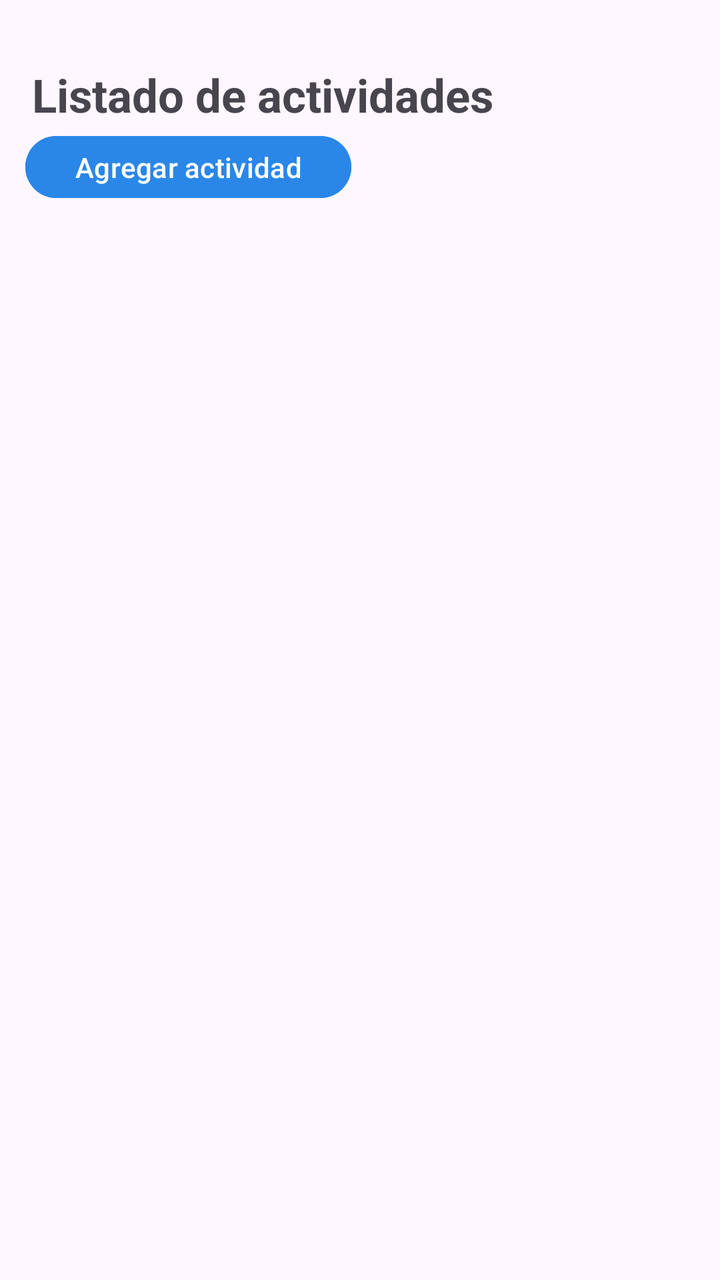
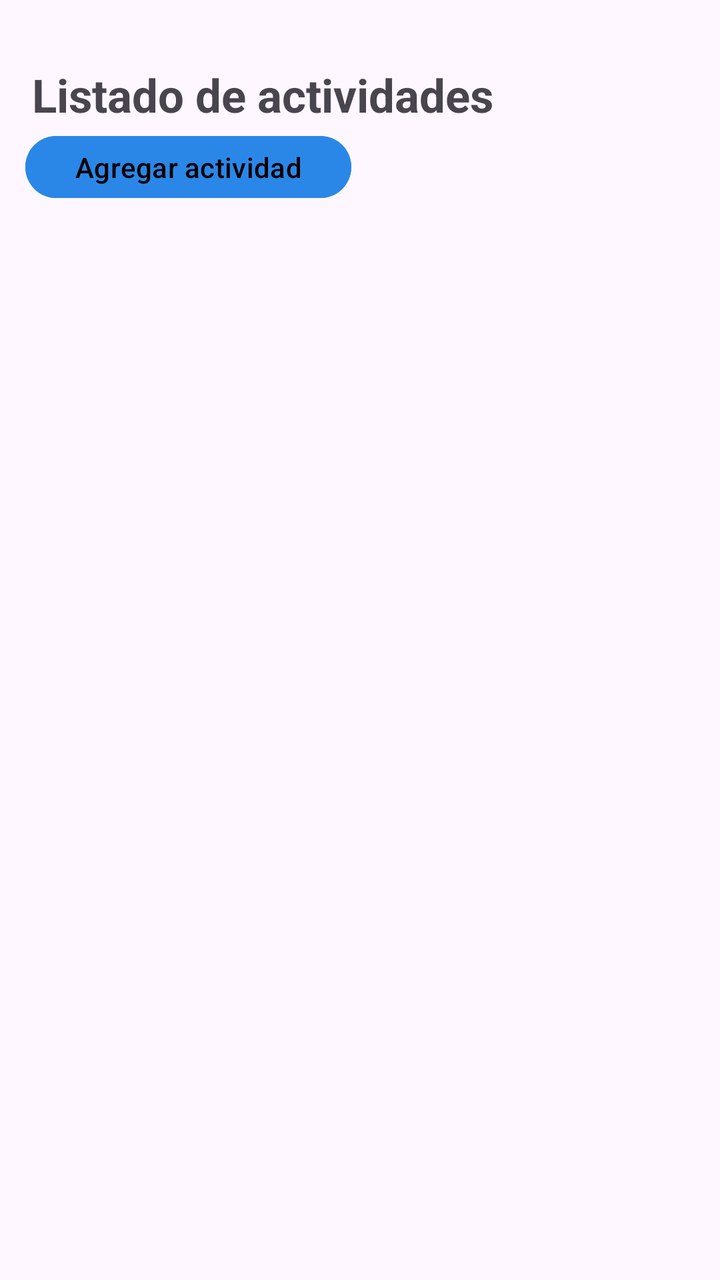

Compare the two renders of this Android layout. The source of the first and the diff that turns it into the second are given below.
<!-- AndroidManifest.xml: application theme Theme.AplicacionG8 -->
<!-- res/layout/activity_gestion_actividades.xml -->
<?xml version="1.0" encoding="utf-8"?>
<androidx.constraintlayout.widget.ConstraintLayout xmlns:android="http://schemas.android.com/apk/res/android"
    xmlns:app="http://schemas.android.com/apk/res-auto"
    xmlns:tools="http://schemas.android.com/tools"
    android:id="@+id/main"
    android:layout_width="match_parent"
    android:layout_height="match_parent"
    tools:context=".GestionActividadesActivity">

    <TextView
        android:id="@+id/textView2"
        android:layout_width="252dp"
        android:layout_height="31dp"
        android:layout_marginStart="16dp"
        android:layout_marginTop="32dp"
        android:text="Listado de actividades"
        android:textSize="23sp"
        android:textStyle="bold"
        app:layout_constraintStart_toStartOf="parent"
        app:layout_constraintTop_toTopOf="parent" />

    <Button
        android:id="@+id/button_agregarActividad"
        android:layout_width="163dp"
        android:layout_height="39dp"
        android:layout_marginTop="64dp"
        android:backgroundTint="#2A87E8"
        android:text="Agregar actividad"
        android:textSize="14sp"
        app:layout_constraintEnd_toEndOf="parent"
        app:layout_constraintHorizontal_bias="0.064"
        app:layout_constraintStart_toStartOf="parent"
        app:layout_constraintTop_toTopOf="parent" />

    <androidx.recyclerview.widget.RecyclerView
        android:id="@+id/recyclerView_actividad"
        android:layout_width="409dp"
        android:layout_height="626dp"
        android:layout_marginTop="112dp"
        app:layout_constraintEnd_toEndOf="parent"
        app:layout_constraintStart_toStartOf="parent"
        app:layout_constraintTop_toTopOf="parent"
        tools:listitem="@layout/item_actividad"/>

</androidx.constraintlayout.widget.ConstraintLayout>
<!-- res/layout/item_actividad.xml (included above) -->
<?xml version="1.1" encoding="utf-8"?>
<androidx.cardview.widget.CardView
    xmlns:android="http://schemas.android.com/apk/res/android"
    xmlns:app="http://schemas.android.com/apk/res-auto"
    android:layout_width="match_parent"
    android:layout_height="wrap_content"
    android:layout_margin="10dp"
    app:cardCornerRadius="12dp"
    app:cardElevation="4dp">

    <LinearLayout
        android:id="@+id/itemID_actividad"
        android:layout_width="match_parent"
        android:layout_height="wrap_content"
        android:orientation="vertical"
        android:padding="12dp">

        
        <TextView
            android:id="@+id/txtId"
            android:layout_width="wrap_content"
            android:layout_height="wrap_content"
            android:text="ID: 3"
            android:textStyle="bold" />

        <TextView
            android:id="@+id/txtNombre"
            android:layout_width="match_parent"
            android:layout_height="wrap_content"
            android:text="Nombre: Leer capítulo 5" />

        <TextView
            android:id="@+id/txtFecha"
            android:layout_width="wrap_content"
            android:layout_height="wrap_content"
            android:text="Fecha de vencimiento: 2026-01-15" />

        <TextView
            android:id="@+id/txtPrioridad"
            android:layout_width="wrap_content"
            android:layout_height="wrap_content"
            android:text="Prioridad: Baja" />

        <TextView
            android:id="@+id/txtAvance"
            android:layout_width="wrap_content"
            android:layout_height="wrap_content"
            android:text="Avance: 70%" />

        <TextView
            android:id="@+id/txtTipo"
            android:layout_width="wrap_content"
            android:layout_height="wrap_content"
            android:text="Tipo: TAREA" />

        
        <LinearLayout
            android:layout_width="match_parent"
            android:layout_height="wrap_content"
            android:layout_marginTop="8dp"
            android:orientation="horizontal">

            <Button
                android:id="@+id/btnDetalles"
                android:layout_width="0dp"
                android:layout_height="wrap_content"
                android:layout_weight="1"
                android:backgroundTint="#1BC815"
                android:text="Ver detalles" />

            <Button
                android:id="@+id/btnAvance"
                android:layout_width="0dp"
                android:layout_height="wrap_content"
                android:layout_weight="1"
                android:backgroundTint="#F0E50A"
                android:text="Registrar avance"
                android:textColor="#040000" />

            <Button
                android:id="@+id/btnEliminar"
                android:layout_width="0dp"
                android:layout_height="wrap_content"
                android:layout_weight="1"
                android:backgroundTint="#FA0303"
                android:text="Eliminar" />
        </LinearLayout>

        
        <LinearLayout
            android:layout_width="match_parent"
            android:layout_height="wrap_content"
            android:layout_marginTop="6dp"
            android:orientation="horizontal">

            <Button
                android:id="@+id/btnPomodoro"
                android:layout_width="0dp"
                android:layout_height="wrap_content"
                android:layout_weight="1"
                android:backgroundTint="#0C2BFA"
                android:text="Iniciar Pomodoro" />

            <Button
                android:id="@+id/btnDeepWork"
                android:layout_width="0dp"
                android:layout_height="wrap_content"
                android:layout_weight="1"
                android:backgroundTint="#28F2DD"
                android:text="Iniciar Deep Work"
                android:textColor="#000000" />
        </LinearLayout>

    </LinearLayout>
</androidx.cardview.widget.CardView>
<!-- resources referenced by this layout -->
<resources>
  <style name="Theme.AplicacionG8" parent="Base.Theme.AplicacionG8" />
  <style name="Base.Theme.AplicacionG8" parent="Theme.Material3.DayNight.NoActionBar">
          
          
      </style>
</resources>

<!-- the commit's change to res/layout/activity_gestion_actividades.xml (unified diff, before → after) -->
@@ -30,7 +30,8 @@
         app:layout_constraintEnd_toEndOf="parent"
         app:layout_constraintHorizontal_bias="0.064"
         app:layout_constraintStart_toStartOf="parent"
-        app:layout_constraintTop_toTopOf="parent" />
+        app:layout_constraintTop_toTopOf="parent"
+        android:textColor="#040000"/>
 
     <androidx.recyclerview.widget.RecyclerView
         android:id="@+id/recyclerView_actividad"
@@ -40,7 +41,7 @@
         app:layout_constraintEnd_toEndOf="parent"
         app:layout_constraintStart_toStartOf="parent"
         app:layout_constraintTop_toTopOf="parent"
-        tools:listitem="@layout/item_actividad"/>
+        tools:listitem="@layout/item_actividad" />
 
 </androidx.constraintlayout.widget.ConstraintLayout>
 <!-- res/layout/item_actividad.xml (included above) -->
@@ -111,15 +112,16 @@
                 android:layout_width="0dp"
                 android:layout_height="wrap_content"
                 android:layout_weight="1"
-                android:backgroundTint="#1BC815"
-                android:text="Ver detalles" />
+                android:backgroundTint="#17B611"
+                android:text="Ver detalles"
+                android:textColor="#040000"/>
 
             <Button
                 android:id="@+id/btnAvance"
                 android:layout_width="0dp"
                 android:layout_height="wrap_content"
                 android:layout_weight="1"
-                android:backgroundTint="#F0E50A"
+                android:backgroundTint="#FBF020"
                 android:text="Registrar avance"
                 android:textColor="#040000" />
 
@@ -128,8 +130,9 @@
                 android:layout_width="0dp"
                 android:layout_height="wrap_content"
                 android:layout_weight="1"
-                android:backgroundTint="#FA0303"
-                android:text="Eliminar" />
+                android:backgroundTint="#FD2424"
+                android:text="Eliminar"
+                android:textColor="#040000"/>
         </LinearLayout>
 
         
@@ -144,15 +147,16 @@
                 android:layout_width="0dp"
                 android:layout_height="wrap_content"
                 android:layout_weight="1"
-                android:backgroundTint="#0C2BFA"
-                android:text="Iniciar Pomodoro" />
+                android:backgroundTint="#485CF0"
+                android:text="Iniciar Pomodoro"
+                android:textColor="#040000"/>
 
             <Button
                 android:id="@+id/btnDeepWork"
                 android:layout_width="0dp"
                 android:layout_height="wrap_content"
                 android:layout_weight="1"
-                android:backgroundTint="#28F2DD"
+                android:backgroundTint="#87FFF4"
                 android:text="Iniciar Deep Work"
                 android:textColor="#000000" />
         </LinearLayout>
